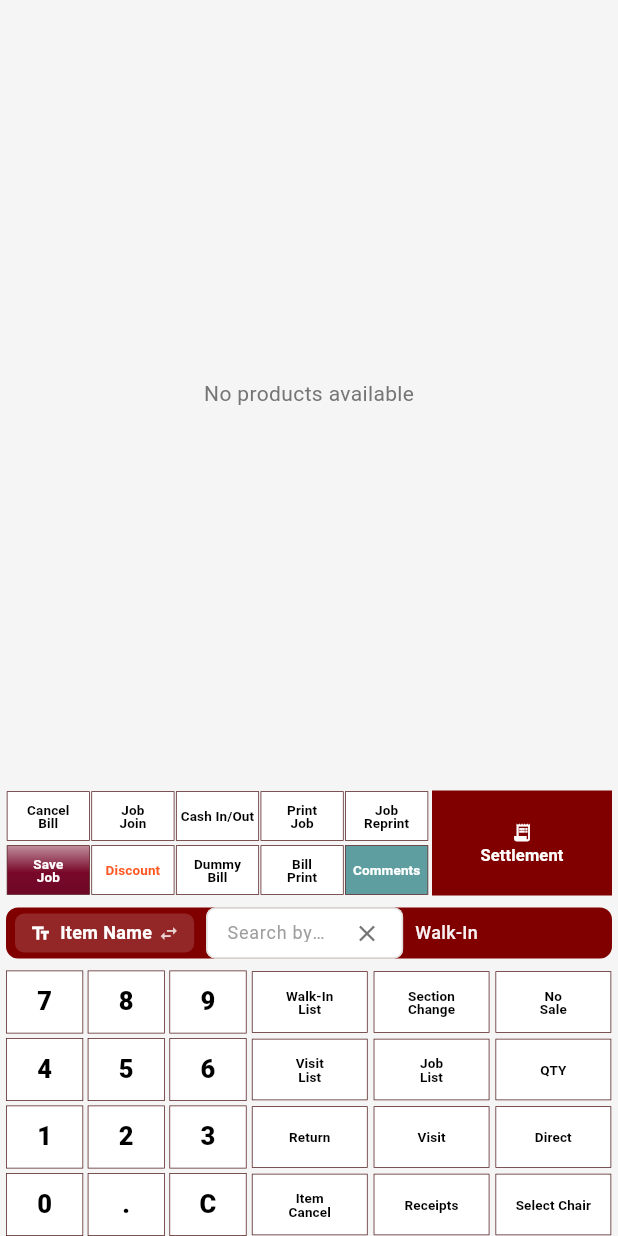
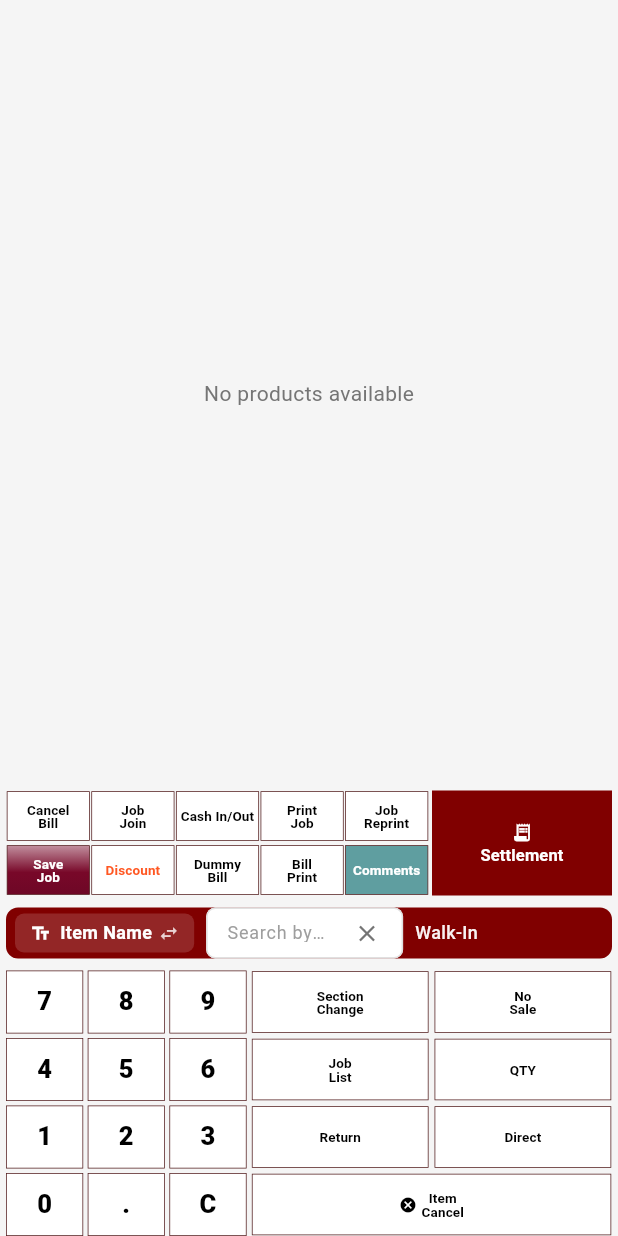
Before and after one commit to Moif-Technology/Saloon-POS, a Flutter app: the RightPanel screen opened directly with empty values, on a phone screen of 412 x 824 dp. Run offline on Flutter 3.47's test engine with Material 3 defaults, Android fonts, the phone set to English and light mode, and no system bars; our stand-ins replace csv, dropdown_search, file_picker, flutter_riverpod, google_fonts, hive_flutter and 6 more; missing offline and left inert: dart:html, docx_template, excel, syncfusion_flutter_pdfviewer, thermal_printer, window_manager; accounts and stored records are empty; network calls fail; statements that could not run were skipped.

Commit message:
Remove Walk-In List, Visit List, Visit, Receipts, Select Chair keypad buttons
Remove unused action buttons from right panel keypad area:
- Walk-In List
- Visit List
- Visit
- Receipts
- Select Chair

Remove corresponding callback parameters and feature flags:
- onTakeAwayList
- onDeliveryList
- onDelivery
- onSelectTable
- showTakeAwayList

Remove unused imports and variables:
- table_selection_dialog.dart import
- canUseDelivery variable

Co-Authored-By: Claude Haiku 4.5 <noreply@anthropic.com>

```diff
--- a/lib/widgets/right_panel_components/right_panel_keypad_actions.dart
+++ b/lib/widgets/right_panel_components/right_panel_keypad_actions.dart
@@ -9,21 +9,17 @@ class RightPanelKeypadActions extends StatelessWidget {
   final VoidCallback onKeypadDot;
   final VoidCallback onKeypadBackspace;
 
-  final VoidCallback onTakeAwayList;
   final VoidCallback? onAreaChange;
   final VoidCallback onNoSale;
 
-  final VoidCallback? onDeliveryList;
   final VoidCallback onOrderList;
   final VoidCallback onQtyCommit;
 
   final VoidCallback onReturn1;
-  final VoidCallback? onDelivery;
   final VoidCallback onDirectSettlement;
 
   final VoidCallback onItemCancel;
   final VoidCallback onReceipts;
-  final VoidCallback? onSelectTable;
   final VoidCallback? onSettlement;
   final bool showNoSale;
   final bool showOrderList;
@@ -31,7 +27,6 @@ class RightPanelKeypadActions extends StatelessWidget {
   final bool showReturn;
   final bool showDirectSettlement;
   final bool showReceipts;
-  final bool showTakeAwayList;
   final bool showItemCancel;
 
   const RightPanelKeypadActions({
@@ -41,18 +36,14 @@ class RightPanelKeypadActions extends StatelessWidget {
     required this.onKeypadAppend,
     required this.onKeypadDot,
     required this.onKeypadBackspace,
-    required this.onTakeAwayList,
     required this.onAreaChange,
     required this.onNoSale,
-    required this.onDeliveryList,
     required this.onOrderList,
     required this.onQtyCommit,
     required this.onReturn1,
-    required this.onDelivery,
     required this.onDirectSettlement,
     required this.onItemCancel,
     required this.onReceipts,
-    required this.onSelectTable,
     this.onSettlement,
     this.showNoSale = true,
     this.showOrderList = true,
@@ -60,7 +51,6 @@ class RightPanelKeypadActions extends StatelessWidget {
     this.showReturn = true,
     this.showDirectSettlement = true,
     this.showReceipts = true,
-    this.showTakeAwayList = true,
     this.showItemCancel = true,
   });
 
@@ -311,11 +301,6 @@ class RightPanelKeypadActions extends StatelessWidget {
 
     final actions = <List<Widget>>[
       [
-        if (!isBaseVersion && showTakeAwayList)
-          PosButton(
-              label: "Walk-In\nList",
-              icon: Icons.list_alt,
-              onPressed: onTakeAwayList),
         if (!isBaseVersion && onAreaChange != null)
           PosButton(
               label: "Section\nChange",
@@ -329,11 +314,6 @@ class RightPanelKeypadActions extends StatelessWidget {
               isBaseVersion: isBaseVersion),
       ],
       [
-        if (!isBaseVersion && onDeliveryList != null)
-          PosButton(
-              label: "Visit\nList",
-              icon: Icons.list_alt,
-              onPressed: onDeliveryList!),
         if (showOrderList)
           PosButton(
               label: "Job\nList",
@@ -354,11 +334,6 @@ class RightPanelKeypadActions extends StatelessWidget {
               icon: Icons.undo,
               onPressed: onReturn1,
               isBaseVersion: isBaseVersion),
-        if (!isBaseVersion && onDelivery != null)
-          PosButton(
-              label: "Visit",
-              icon: Icons.directions_walk,
-              onPressed: onDelivery!),
         if (!isBaseVersion && showDirectSettlement)
           PosButton(
               label: "Direct",
@@ -371,17 +346,6 @@ class RightPanelKeypadActions extends StatelessWidget {
               label: "Item\nCancel",
               icon: Icons.cancel,
               onPressed: onItemCancel),
-        if (showReceipts)
-          PosButton(
-              label: "Receipts",
-              icon: Icons.receipt,
-              onPressed: onReceipts,
-              isBaseVersion: isBaseVersion),
-        if (!isBaseVersion && onSelectTable != null)
-          PosButton(
-              label: "Select Chair",
-              icon: Icons.event_seat,
-              onPressed: onSelectTable!),
       ],
     ];
 
```
Also changed, not shown: lib/widgets/right_panel.dart (+0 -29 lines).
